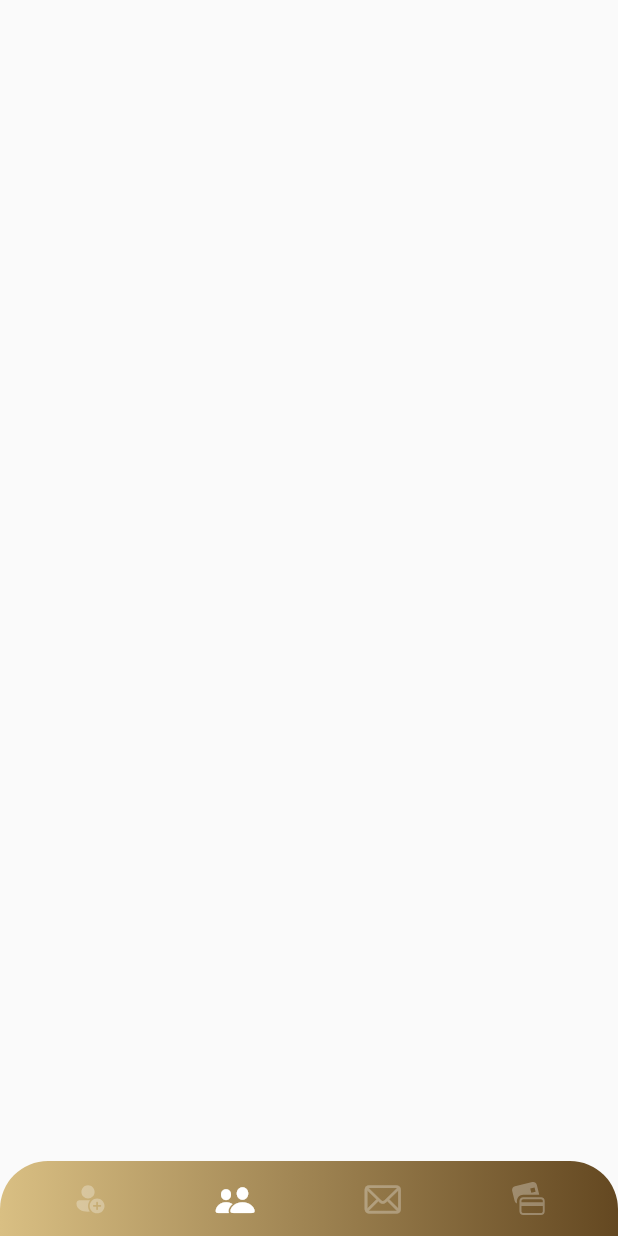
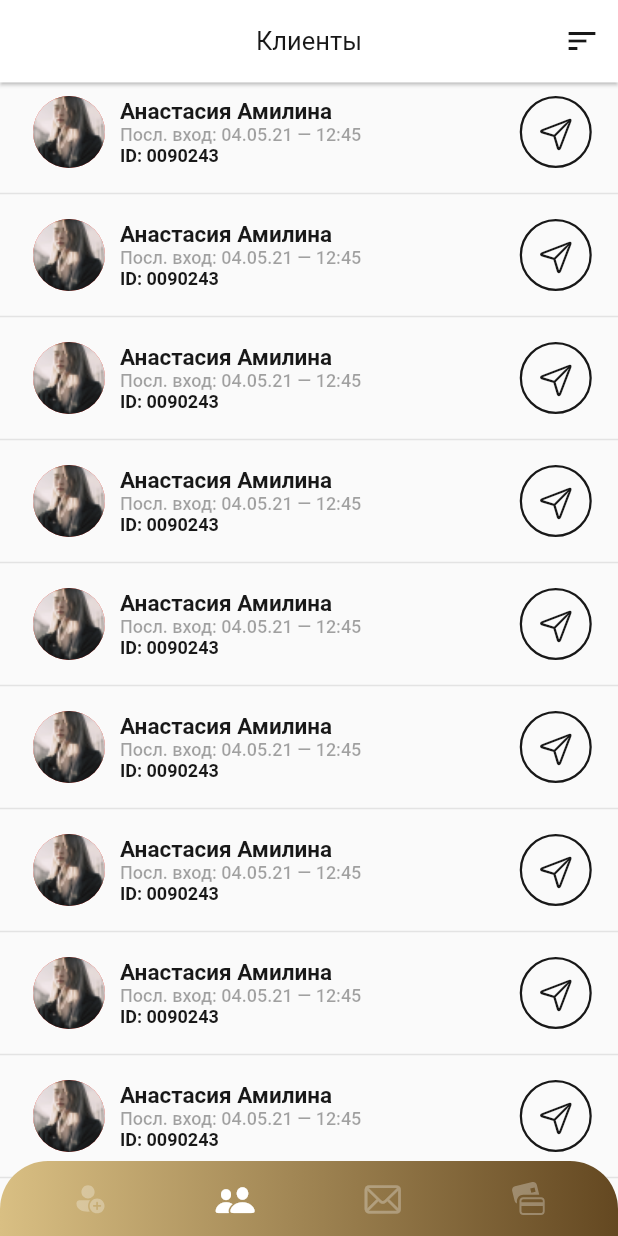
Before and after one commit to Spriggan1992/astra_curator, a Flutter app: the HomeScreen screen opened by its route, item 2 of the bottom bar chosen, on a phone screen of 412 x 824 dp. Run offline on Flutter 3.47's test engine with Material 2 defaults, Android fonts, the phone set to English and light mode, and no system bars; our stand-ins replace auto_route, bloc, dartz, dio, flash, flutter_bloc and 13 more; accounts and stored records are empty; generated files the repository leaves out were written again; network calls fail.

Commit message:
* [ASTRA-CURATOR-1666] feature: implemented clients screen and clients bloc
* [ASTRA-CURATOR-1666] feature: implemented clients screen and clients bloc

```diff
--- /dev/null
+++ b/lib/application/clients/clients_event.dart
@@ -0,0 +1,6 @@
+part of 'clients_bloc.dart';
+
+@freezed
+class ClientsEvent with _$ClientsEvent {
+  const factory ClientsEvent.loadClients() = _LoadClients;
+}
--- a/lib/presentation/astra_curator/clients/client_screen.dart
+++ b/lib/presentation/astra_curator/clients/client_screen.dart
@@ -1,3 +1,8 @@
+import 'package:astra_curator/presentation/astra_curator/clients/widgets/sort_popup_menu.dart';
+import 'package:astra_curator/presentation/core/theming/colors.dart';
+import 'package:astra_curator/presentation/core/widgets/bars/appbar/main_app_bar.dart';
+
+import 'package:flutter/cupertino.dart';
 import 'package:flutter/material.dart';
 
 /// Represent client screen.
@@ -6,6 +11,74 @@ class ClientsScreen extends StatelessWidget {
 
   @override
   Widget build(BuildContext context) {
-    return Container();
+    final _textTheme = Theme.of(context).textTheme;
+    return Scaffold(
+      appBar: MainAppBar(
+        title: 'Клиенты',
+        actions: [
+          SortPopUpMenu(onSelected: (value) {}),
+        ],
+      ),
+      body: ListView.separated(
+        physics: const BouncingScrollPhysics(),
+        separatorBuilder: (context, index) =>
+            const Divider(color: AstraColors.black01),
+        itemCount: 10,
+        itemBuilder: (context, index) {
+          return Padding(
+            padding: const EdgeInsets.symmetric(vertical: 6),
+            child: ListTile(
+              dense: true,
+              horizontalTitleGap: 4,
+              leading: CircleAvatar(
+                radius: 30,
+                backgroundImage: Image.asset('assets/icons/girl.png').image,
+                backgroundColor: Colors.red,
+              ),
+              title: Text(
+                'Анастасия Амилина',
+                style: _textTheme.bodyMedium!.copyWith(
+                  color: AstraColors.black,
+                  fontWeight: FontWeight.w600,
+                ),
+              ),
+              subtitle: Column(
+                crossAxisAlignment: CrossAxisAlignment.start,
+                children: [
+                  Text(
+                    'Посл. вход: 04.05.21 — 12:45',
+                    style: _textTheme.bodySmall!.copyWith(
+                      color: AstraColors.black04,
+                      fontWeight: FontWeight.w500,
+                    ),
+                  ),
+                  Text(
+                    'ID: 0090243',
+                    style: _textTheme.bodySmall!.copyWith(
+                      color: AstraColors.black,
+                      fontWeight: FontWeight.w600,
+                    ),
+                  ),
+                ],
+              ),
+              trailing: Container(
+                padding: const EdgeInsets.all(12),
+                decoration: BoxDecoration(
+                  shape: BoxShape.circle,
+                  border: Border.all(
+                    width: 1.5,
+                    color: AstraColors.black,
+                  ),
+                ),
+                child: const Icon(
+                  CupertinoIcons.paperplane,
+                  color: AstraColors.black,
+                ),
+              ),
+            ),
+          );
+        },
+      ),
+    );
   }
 }
--- a/lib/presentation/core/theming/colors.dart
+++ b/lib/presentation/core/theming/colors.dart
@@ -6,9 +6,11 @@ class AstraColors {
   static const Color mainDarkGold = Color(0xFF644821);
   static const Color white = Colors.white;
   static const Color white03 = Color.fromRGBO(251, 251, 251, 0.3);
+  static const Color white08 = Color.fromRGBO(251, 251, 251, 0.8);
   static const Color disableBtn = Color.fromRGBO(0, 0, 0, 0.8);
   static const Color btnBlueColor = Color.fromRGBO(24, 38, 71, 1);
   static const Color black = Color.fromRGBO(24, 24, 24, 1);
+  static const Color black01 = Color.fromRGBO(24, 24, 24, 0.1);
   static const Color black02 = Color.fromRGBO(24, 24, 24, 0.2);
   static const Color black03 = Color.fromRGBO(24, 24, 24, 0.3);
   static const Color black04 = Color.fromRGBO(24, 24, 24, 0.4);
```
Also changed, not shown: lib/application/clients/clients_bloc.dart (added, +52 -0 lines), lib/application/clients/clients_state.dart (added, +30 -0 lines), lib/domain/clients/models/client.dart (added, +22 -0 lines), lib/domain/clients/repositories/i_client_repository.dart (added, +9 -0 lines), lib/infrastructure/clients/DTOs/client_DTO.dart (added, +43 -0 lines), lib/infrastructure/clients/repositories/client_repository.dart (added, +37 -0 lines), lib/presentation/astra_curator/clients/widgets/sort_popup_menu.dart (added, +99 -0 lines), assets/icons/girl.png (added).
